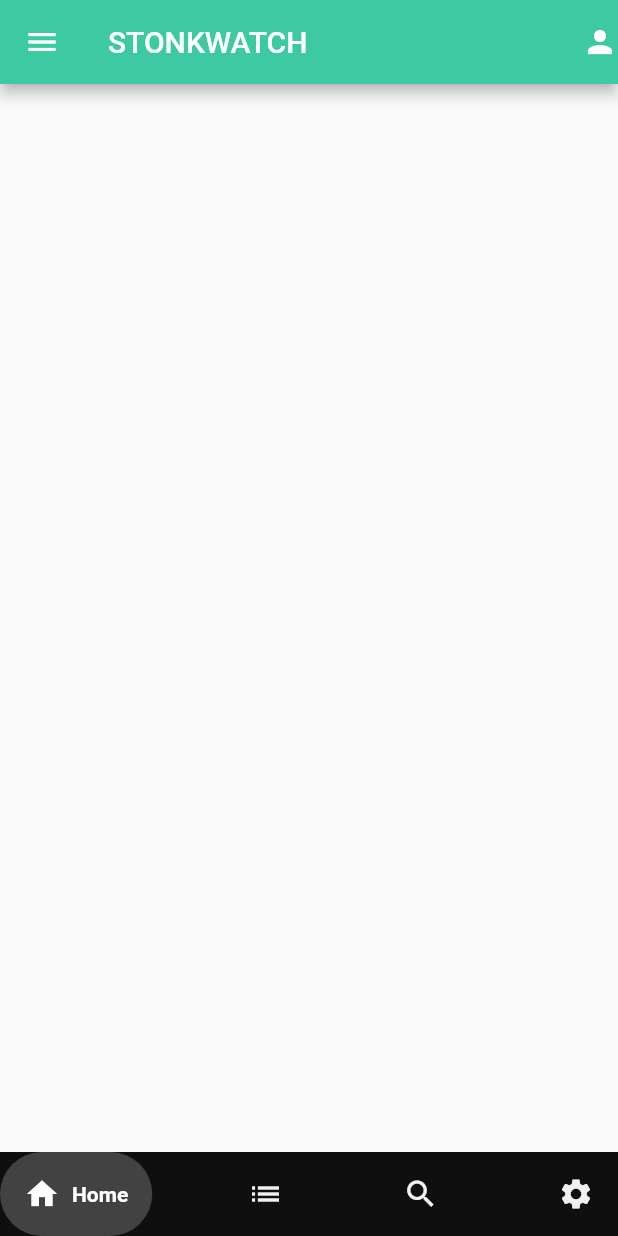
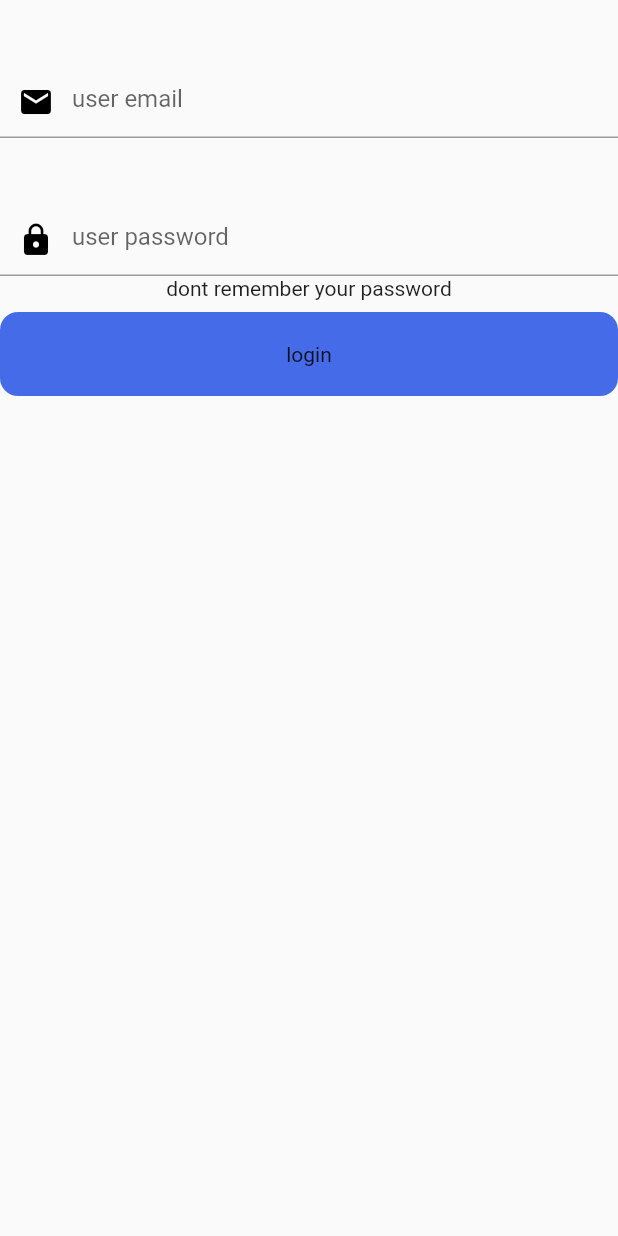
Before and after one commit to Anishsub599/Stonk-Watch, a Flutter app: the screen it shows after launch, on a phone screen of 412 x 824 dp. Run offline on Flutter 3.47's test engine with Material 2 defaults, Android fonts, the phone set to English and light mode, and no system bars; drawn by our look-alikes of google_nav_bar; our stand-ins replace syncfusion_flutter_charts.

Commit message:
loginpage only

```diff
--- a/lib/main.dart
+++ b/lib/main.dart
@@ -22,6 +22,8 @@
 import 'package:endproject/pages/splashscreen.dart';
 import 'package:flutter/material.dart';
 import 'package:endproject/pages/homepage.dart';
+import 'package:endproject/main.dart';
+
 
 
 void main() => runApp(Myapp());
--- a/lib/pages/homepage.dart
+++ b/lib/pages/homepage.dart
@@ -22,6 +22,7 @@ class _homepageState extends State<homepage> {
 debugShowCheckedModeBanner: false,
 title: "STONK WATCH",
 home: Scaffold(
+
 
   drawer: Drawer(backgroundColor: Color.fromARGB(255, 126, 165, 192),
    child: ListView(
@@ -64,6 +65,8 @@ actions: [
 
 
   ),
+
+
 bottomNavigationBar: GNav(
   backgroundColor: Color.fromARGB(255, 15, 15, 16),
   color: Color.fromARGB(255, 243, 240, 241),
--- /dev/null
+++ b/lib/pages/loginpage.dart
@@ -0,0 +1,126 @@
+
+
+import 'package:flutter/material.dart';
+import 'splashscreen.dart';
+import 'package:endproject/main.dart';
+import 'package:endproject/pages/homepage.dart';
+import 'package:cupertino_icons/cupertino_icons.dart';
+
+
+class MyCustomForm extends StatefulWidget {
+  const MyCustomForm({super.key});
+
+  @override
+  MyCustomFormState createState() {
+    return MyCustomFormState();
+  }
+}
+
+class MyCustomFormState extends State<MyCustomForm> {
+  // Create a global key that uniquely identifies the Form widget
+  // and allows validation of the form.
+  //
+  // Note: This is a `GlobalKey<FormState>`,
+  // not a GlobalKey<MyCustomFormState>.
+  final _formKey = GlobalKey<FormState>();
+
+  @override
+  Widget build(BuildContext context) {
+    // Build a Form widget using the _formKey created above.
+    return MaterialApp(
+      title: "login page",
+      home: Scaffold(
+        body: Form(
+          key: _formKey,
+          child: Column(
+            children: <Widget>[
+              // Add TextFormFields and ElevatedButton here.
+      //         TextFormField(
+
+      //   validator: (value) {
+      //   if (value == null || value.isEmpty) {
+      //     return 'Please enter some text';
+      //   }
+      //   return null;
+      //   },
+      // ),
+      // ElevatedButton(
+      //   onPressed: () {
+      //   // Validate returns true if the form is valid, or false otherwise.
+      //   if (_formKey.currentState!.validate()) {
+
+      //     // If the form is valid, display a snackbar. In the real world,
+      //     // you'd often call a server or save the information in a database.
+      //     ScaffoldMessenger.of(context).showSnackBar(
+      //       const SnackBar(content: Text('Processing Data')),
+
+      //     );
+      //   }
+//         Navigator.pushReplacement(context, MaterialPageRoute(builder: (context) => homepage(),));
+//         },
+//         child: const Text('Submit'),
+
+//       ),
+SizedBox(
+  height: 44,
+),
+            TextField(
+
+                keyboardType: TextInputType.emailAddress,
+                decoration: InputDecoration(
+                  hintText: "user email",
+                  prefixIcon: Icon(Icons.mail,color: Colors.black,),
+
+
+
+                ),
+            ),
+            SizedBox(height: 44,),
+                TextField(
+
+                obscureText: true,
+                decoration: InputDecoration(
+
+                hintText: "user password",
+                prefixIcon: Icon(Icons.lock,color: Colors.black,),
+
+                ),
+
+
+
+
+            ),
+
+            Text("dont remember your password",
+
+            selectionColor: Colors.blue,
+            ),
+            SizedBox(
+              height: 8,
+            ),
+
+            Container(
+              width: double.infinity,
+               child: RawMaterialButton(
+              fillColor: Color.fromARGB(255, 69, 107, 232),
+              elevation: 0.0,
+
+              padding: EdgeInsets.symmetric(vertical: 20),
+              shape: RoundedRectangleBorder (
+              borderRadius: BorderRadius.circular (12.0)),
+              onPressed: (){},
+              child: Text("login",selectionColor: Colors.black26,),
+
+
+               ),
+            ),
+            ],
+
+          ),
+        ),
+      ),
+    );
+    // Navigator.pushReplacement(context, MaterialPageRoute(builder: (context) => homepage(),));
+
+  }
+}
--- a/pubspec.yaml
+++ b/pubspec.yaml
@@ -64,8 +64,8 @@ flutter:
   uses-material-design: true
 
   # To add assets to your application, add an assets section, like this:
-  # assets:
-  #   - images/a_dot_ham.jpeg
+  assets:
+    - assets/fonts/images/stonkpic.png
   #   - images/a_dot_ham.jpeg
 
   # An image asset can refer to one or more resolution-specific "variants", see
```
Also changed, not shown: lib/pages/splashscreen.dart (+48 -5 lines), assets/fonts/images/stonk.png (added), assets/fonts/images/stonkpic.png (added).
